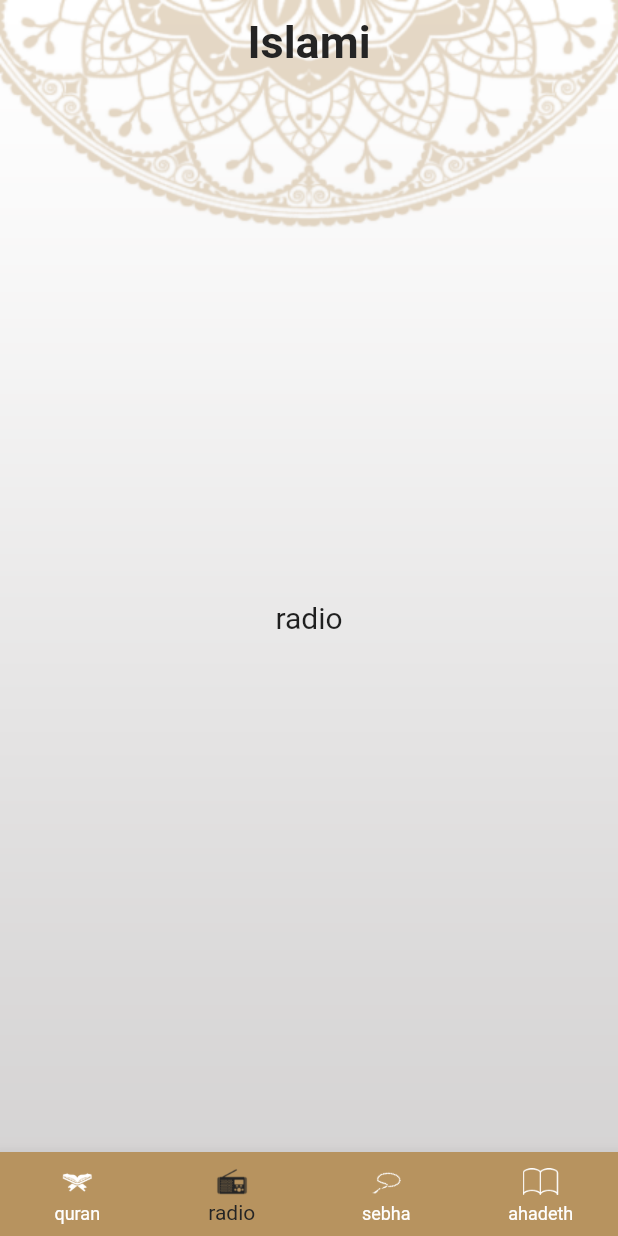
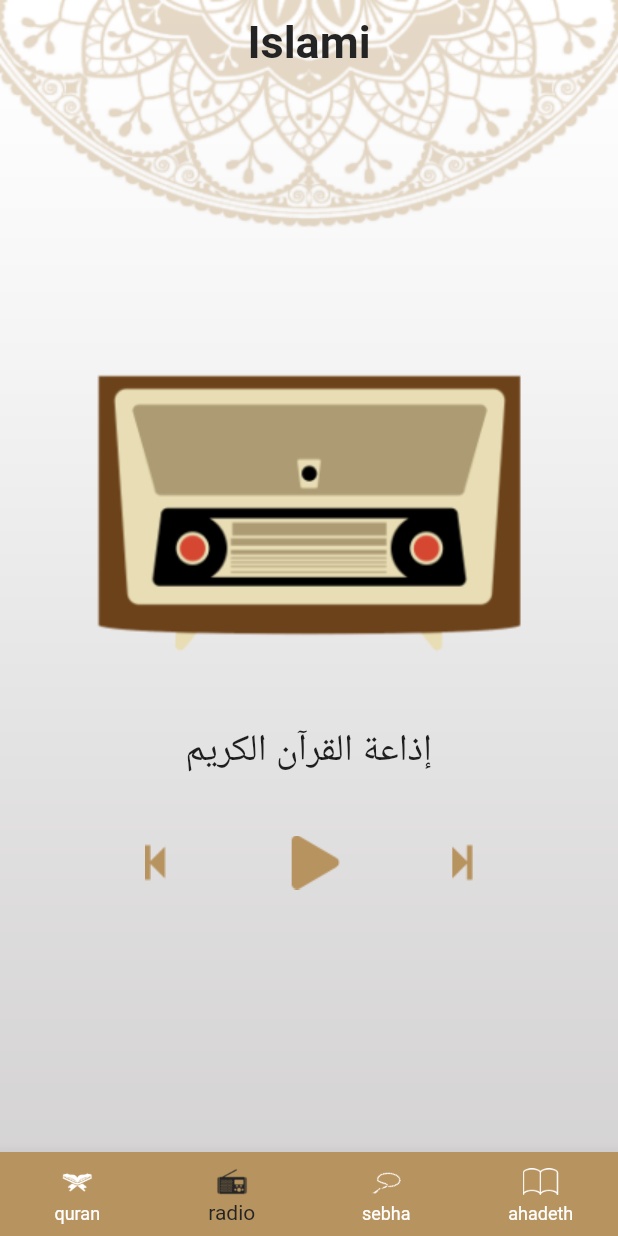
Before and after one commit to OHany1999/islami, a Flutter app: the screen it shows after launch, item 2 of the bottom bar chosen, on a phone screen of 412 x 824 dp. Run offline on Flutter 3.47's test engine with Material 2 defaults, Android fonts, the phone set to English and light mode, and no system bars; generated files the repository leaves out were written again.

Commit message:
radio_page

```diff
--- a/lib/home/home_screen.dart
+++ b/lib/home/home_screen.dart
@@ -1,7 +1,7 @@
 import 'package:flutter/material.dart';
 import 'package:islami/home/tabs/ahadeth/ahadeth.dart';
 import 'package:islami/home/tabs/quran/quran.dart';
-import 'package:islami/home/tabs/radio.dart';
+import 'package:islami/home/tabs/radio/radio.dart';
 import 'package:islami/home/tabs/sebha.dart';
 import 'package:islami/my_theme.dart';
 import 'package:flutter_gen/gen_l10n/app_localizations.dart';
--- a/lib/home/tabs/radio.dart
+++ /dev/null
@@ -1,11 +0,0 @@
-import 'package:flutter/material.dart';
-
-class RadioScreen extends StatelessWidget {
-
-  static const String routeName = 'radio';
-
-  @override
-  Widget build(BuildContext context) {
-    return Center(child: Text('radio',style: TextStyle(fontSize: 20.0),),);
-  }
-}
--- /dev/null
+++ b/lib/home/tabs/radio/radio.dart
@@ -0,0 +1,19 @@
+import 'package:flutter/material.dart';
+
+class RadioScreen extends StatelessWidget {
+  static const String routeName = 'radio';
+
+  @override
+  Widget build(BuildContext context) {
+    return Column(
+      mainAxisAlignment: MainAxisAlignment.center,
+      children: [
+        Image.asset('assets/images/radio_image.png'),
+        SizedBox(height: 30.0,),
+        Text('إذاعة القرآن الكريم',style: TextStyle(fontSize: 25),),
+        SizedBox(height: 40.0,),
+        Image.asset('assets/images/play_bottom.png'),
+      ],
+    );
+  }
+}
--- a/lib/main.dart
+++ b/lib/main.dart
@@ -3,7 +3,7 @@ import 'package:islami/home/home_screen.dart';
 import 'package:islami/home/tabs/ahadeth/ahadeth.dart';
 import 'package:islami/home/tabs/ahadeth/hadeth_details.dart';
 import 'package:islami/home/tabs/quran/quran.dart';
-import 'package:islami/home/tabs/radio.dart';
+import 'package:islami/home/tabs/radio/radio.dart';
 import 'package:islami/home/tabs/sebha.dart';
 import 'package:islami/my_theme.dart';
 import 'package:islami/home/tabs/quran/sura_view.dart';
```
Also changed, not shown: assets/images/2.0x/play_bottom@2x.png (added), assets/images/2.0x/radio_image@2x.png (added), assets/images/3.0x/play_bottom@3x.png (added), assets/images/3.0x/radio_image@3x.png (added), assets/images/play_bottom.png (added), assets/images/radio_image.png (added).
